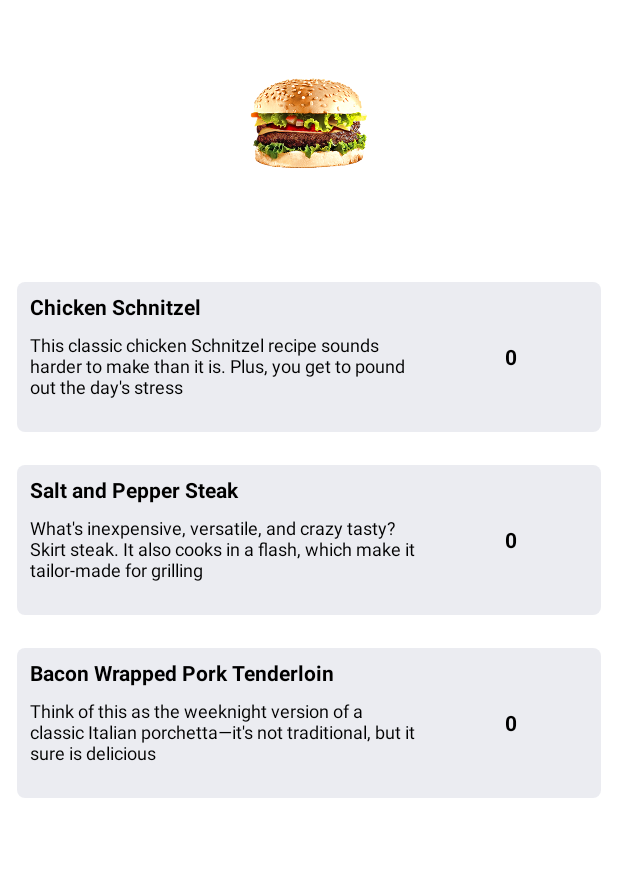
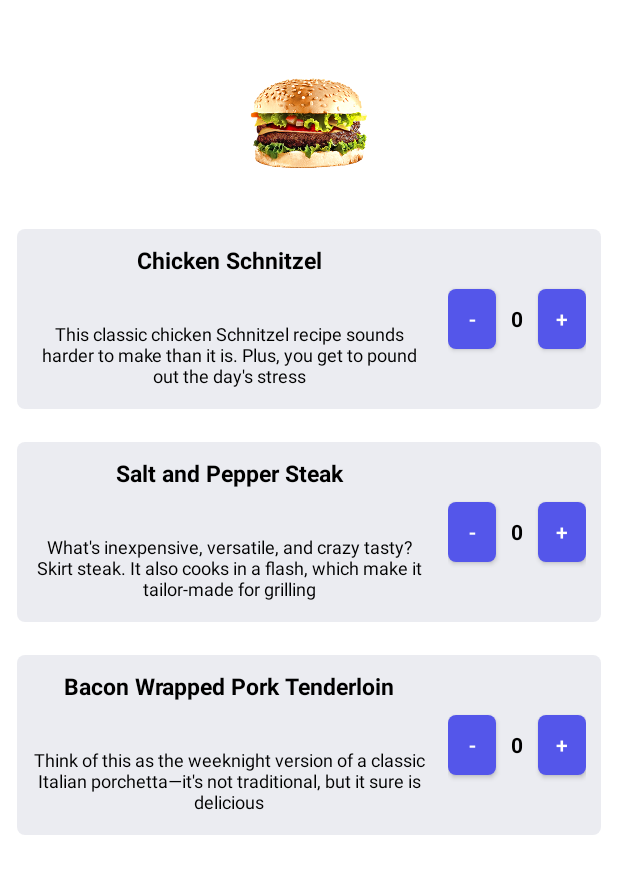
Before and after one commit to robertKlein02/scannAppQRBesteller, an Android app: the FoodList screen opened directly, with no data from a screen before it, on a phone screen of 412 x 824 dp. Shown: the top 874 px of the screen. Run offline under Robolectric (Android 15) with nearby library versions, the phone set to English and light mode, and no system bars.

Commit message:
new foodlist

```diff
--- a/app/src/main/java/com/example/scannertest/FoodList.kt
+++ b/app/src/main/java/com/example/scannertest/FoodList.kt
@@ -21,9 +21,7 @@ class FoodList() : AppCompatActivity() {
 
         val name = intent.getStringExtra("name")
         var icons=findViewById<ImageView>(R.id.icon2)
-        var textTop=findViewById<TextView>(R.id.textView3)
 
-        textTop.setText(name)
 
         if(name=="Pizza")icons!!.setImageResource(R.drawable.pizzas)
         if(name=="Pasta")icons!!.setImageResource(R.drawable.pasta)
--- a/app/src/main/res/layout/foodlist.xml
+++ b/app/src/main/res/layout/foodlist.xml
@@ -3,6 +3,7 @@
     xmlns:app="http://schemas.android.com/apk/res-auto"
     xmlns:tools="http://schemas.android.com/tools"
     android:layout_width="wrap_content"
+    android:orientation="vertical"
     android:layout_height="match_parent">
 
     <ListView
@@ -15,7 +16,7 @@
         app:layout_constraintEnd_toEndOf="parent"
         app:layout_constraintHorizontal_bias="0.0"
         app:layout_constraintStart_toStartOf="parent"
-        app:layout_constraintTop_toBottomOf="@+id/textView3"
+        app:layout_constraintTop_toBottomOf="@+id/icon2"
         tools:listitem="@layout/list_item" />
 
     <ImageView
@@ -28,15 +29,6 @@
         app:layout_constraintTop_toTopOf="parent"
         app:srcCompat="@drawable/burger" />
 
-    <TextView
-        android:id="@+id/textView3"
-        android:layout_width="wrap_content"
-        android:layout_height="wrap_content"
-        android:layout_marginTop="16dp"
-        android:text="TextView"
-        app:layout_constraintEnd_toEndOf="parent"
-        app:layout_constraintHorizontal_bias="0.498"
-        app:layout_constraintStart_toStartOf="parent"
-        app:layout_constraintTop_toBottomOf="@+id/icon2" />
+
 
 </androidx.constraintlayout.widget.ConstraintLayout>
--- a/app/src/main/res/layout/list_item.xml
+++ b/app/src/main/res/layout/list_item.xml
@@ -17,8 +17,8 @@
 
 
         <LinearLayout
-            android:layout_width="0dp"
-            android:layout_height="100dp"
+            android:layout_width="match_parent"
+            android:layout_height="120dp"
             android:layout_weight="3"
             android:orientation="vertical"
             android:paddingLeft="3dp"
@@ -27,13 +27,14 @@
             <TextView
                 android:id="@+id/resName"
                 android:layout_width="match_parent"
-                android:layout_height="0dp"
+                android:layout_height="24dp"
                 android:layout_weight="1"
-                android:gravity="center_vertical"
+                android:gravity="center_horizontal"
                 android:paddingLeft="5dp"
-                android:text="coffee"
+                android:paddingTop="10dp"
+                android:text="coffssssssssssssssssssssssssssssssssssssssssssssssssssssssssssee"
                 android:textColor="@color/black"
-                android:textSize="14sp"
+                android:textSize="15sp"
                 android:textStyle="bold" />
 
             <TextView
@@ -41,7 +42,9 @@
                 android:layout_width="match_parent"
                 android:layout_height="0dp"
                 android:layout_weight="2"
+                android:gravity="center_horizontal"
                 android:paddingLeft="5dp"
+                android:paddingTop="5dp"
                 android:text="ssslkpkoojojdojdokook"
                 android:textColor="@color/black"
                 android:textSize="12sp" />
@@ -49,14 +52,50 @@
 
         </LinearLayout>
 
-        <TextView
-            android:id="@+id/AnzahlItemID"
-            android:layout_width="120dp"
-            android:layout_height="100dp"
+        <LinearLayout
+            android:layout_width="wrap_content"
+            android:layout_height="120dp"
+            android:layout_weight="3"
+            android:paddingLeft="3dp"
             android:gravity="center"
-            android:text="0"
-            android:textColor="@color/black"
-            android:textStyle="bold" />
+            android:padding="10dp"
+            android:paddingRight="3dp">
+
+            <Button
+                android:id="@+id/minus"
+                android:layout_width="wrap_content"
+                android:layout_height="40dp"
+                android:paddingLeft="10dp"
+                android:paddingRight="10dp"
+                android:layout_weight="1"
+                android:background="@drawable/mybutton"
+                android:text="-" />
+
+            <TextView
+                android:id="@+id/anzahlitemid"
+                android:layout_width="wrap_content"
+                android:layout_height="100dp"
+                android:gravity="center"
+                android:text="0"
+                android:paddingLeft="10dp"
+                android:paddingRight="10dp"
+                android:textColor="@color/black"
+                android:textStyle="bold" />
+
+
+            <Button
+                android:id="@+id/plus"
+                android:layout_width="wrap_content"
+                android:layout_height="40dp"
+                android:paddingLeft="10dp"
+                android:paddingRight="10dp"
+                android:background="@drawable/mybutton"
+                android:layout_weight="1"
+                android:text="+" />
+
+
+        </LinearLayout>
+
 
     </LinearLayout>
 
```
